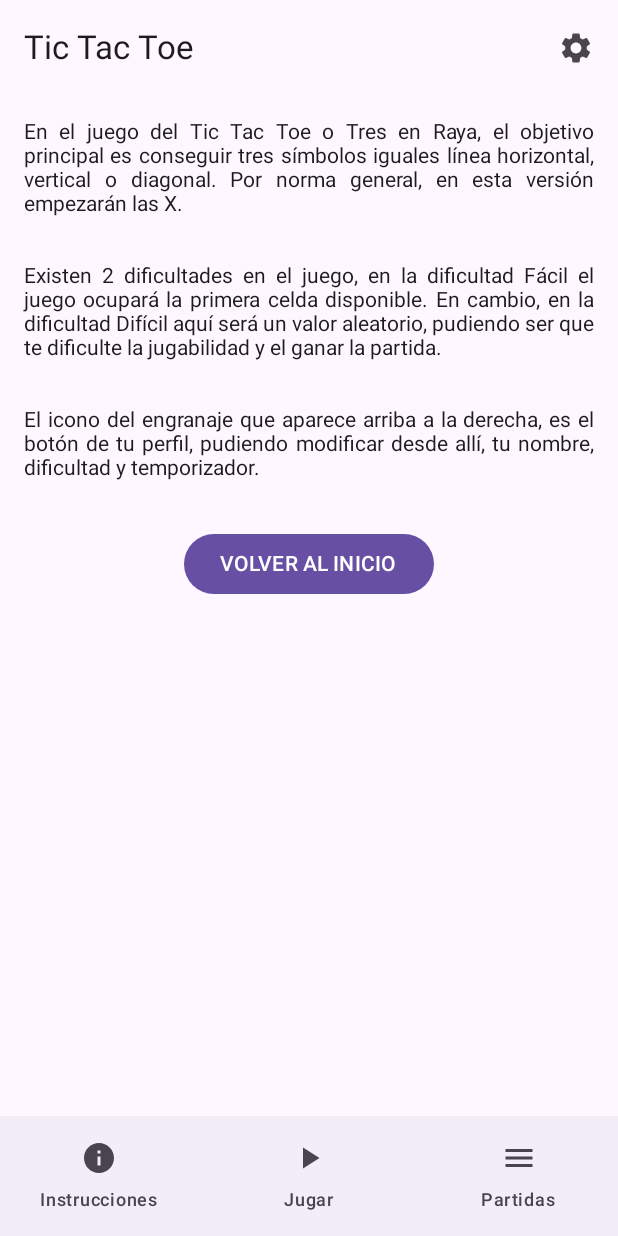
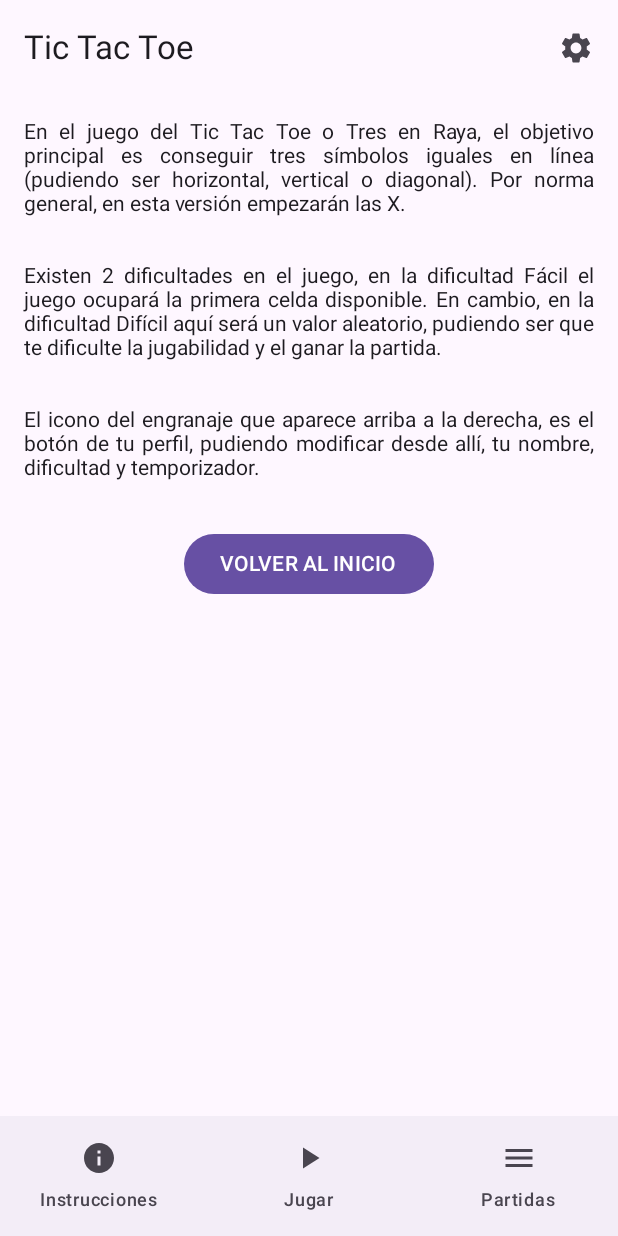
Before and after one commit to gdbogdan/apps1_practica, an Android app built with Jetpack Compose: the Instrucciones screen opened through its navigation route, on a phone screen of 412 x 824 dp. Run offline under Robolectric (Android 15) with nearby library versions, the phone set to English and light mode, and no system bars.

Commit message:
Se mejora el texto de instrucciones

```diff
--- a/app/src/main/res/values/strings.xml
+++ b/app/src/main/res/values/strings.xml
@@ -1,7 +1,7 @@
 <resources>
     <!-- <string name=""></string> -->
     <string name="app_name">TicTacToe</string>
-    <string name="instrucciones">En el juego del Tic Tac Toe o Tres en Raya, el objetivo principal es conseguir tres símbolos iguales línea horizontal, vertical o diagonal. Por norma general, en esta versión empezarán las "X".</string>
+    <string name="instrucciones">En el juego del Tic Tac Toe o Tres en Raya, el objetivo principal es conseguir tres símbolos iguales en línea (pudiendo ser horizontal, vertical o diagonal). Por norma general, en esta versión empezarán las "X".</string>
     <string name="instrucciones_dificultad">Existen 2 dificultades en el juego, en la dificultad "Fácil" el juego ocupará la primera celda disponible. En cambio, en la dificultad "Difícil" aquí será un valor aleatorio, pudiendo ser que te dificulte la jugabilidad y el ganar la partida.</string>
     <string name="instrucciones_perfil">El icono del engranaje que aparece arriba a la derecha, es el botón de tu perfil, pudiendo modificar desde allí, tu nombre, dificultad y temporizador.</string>
 </resources>
```
